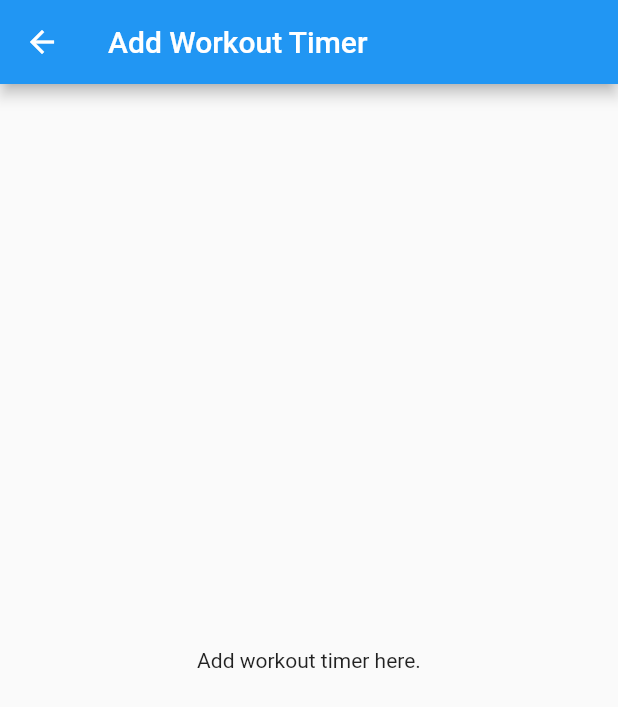
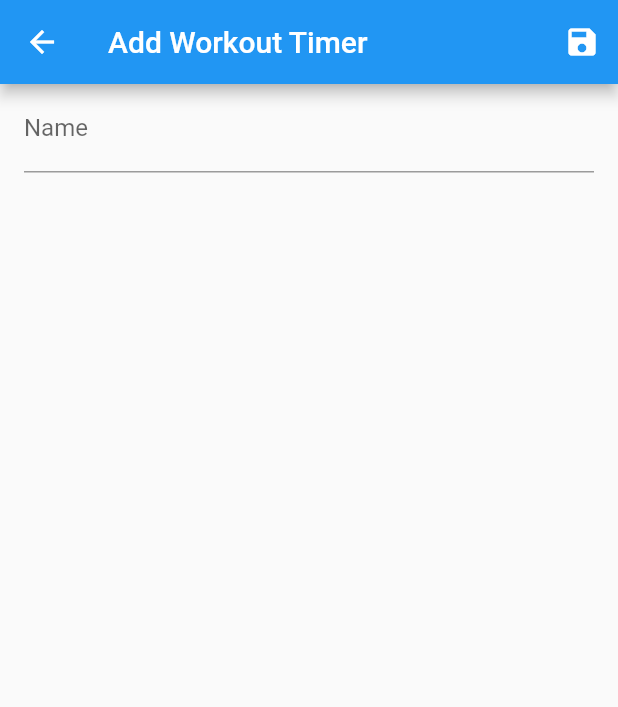
Before and after one commit to rodwanb/workout_timer, a Flutter app: the screen it shows after launch, after a tap on the "add" icon, on a phone screen of 412 x 824 dp. Shown: the top 707 px of the screen. Run offline on Flutter 3.47's test engine with Material 2 defaults, Android fonts, the phone set to English and light mode, and no system bars.

Commit message:
Added initial navigation between workout add and edit

```diff
--- a/lib/main.dart
+++ b/lib/main.dart
@@ -1,5 +1,7 @@
 import 'package:flutter/material.dart';
 import 'package:provider/provider.dart';
+import 'package:workouttimer/models/workout_timer.dart';
+import 'package:workouttimer/models/workout_timers.dart';
 import 'package:workouttimer/screens/add_edit_workout_timer.dart';
 import 'package:workouttimer/screens/home_screen.dart';
 import 'package:workouttimer/screens/play_workout_screen.dart';
@@ -11,8 +13,20 @@ void main() => runApp(MyApp());
 class MyApp extends StatelessWidget {
   @override
   Widget build(BuildContext context) {
-    return ChangeNotifierProvider(
-      create: (context) => Time(),
+    return MultiProvider(
+      providers: [
+        ChangeNotifierProvider(
+          create: (context) => WorkoutTimers([
+            WorkoutTimer(
+              id: UniqueKey().toString(),
+              name: 'Sample Workout Timer',
+            )
+          ]),
+        ),
+        ChangeNotifierProvider(
+          create: (context) => Time(),
+        ),
+      ],
       child: MaterialApp(
         title: 'Flutter Demo',
         theme: ThemeData(
--- /dev/null
+++ b/lib/models/workout_timer.dart
@@ -0,0 +1,21 @@
+import 'package:flutter/material.dart';
+
+class WorkoutTimer with ChangeNotifier {
+  final String id;
+  final String name;
+
+  WorkoutTimer({
+    this.id,
+    this.name,
+  });
+
+  WorkoutTimer copy({
+    id,
+    name,
+  }) {
+    return WorkoutTimer(
+      id: id ?? this.id,
+      name: name ?? this.name,
+    );
+  }
+}
--- /dev/null
+++ b/lib/models/workout_timers.dart
@@ -0,0 +1,29 @@
+import 'package:flutter/material.dart';
+import 'package:workouttimer/models/workout_timer.dart';
+
+class WorkoutTimers extends ChangeNotifier {
+  List<WorkoutTimer> _items = [];
+
+  WorkoutTimers(this._items);
+
+  List<WorkoutTimer> get items {
+    return _items.toList();
+  }
+
+  WorkoutTimer findById(String id) {
+    return _items.firstWhere((timer) => timer.id == id);
+  }
+
+  void add(WorkoutTimer timer) {
+    _items.add(timer.copy(id: UniqueKey().toString()));
+    notifyListeners();
+  }
+
+  void update(String id, WorkoutTimer timer) {
+    final index = _items.indexWhere((timer) => timer.id == id);
+    if (index >= 0) {
+      _items[index] = timer;
+      notifyListeners();
+    }
+  }
+}
--- a/lib/screens/add_edit_workout_timer.dart
+++ b/lib/screens/add_edit_workout_timer.dart
@@ -1,15 +1,97 @@
 import 'package:flutter/material.dart';
+import 'package:provider/provider.dart';
+import 'package:workouttimer/models/workout_timer.dart';
+import 'package:workouttimer/models/workout_timers.dart';
 
-class AddEditWorkoutTimer extends StatelessWidget {
+class AddEditWorkoutTimer extends StatefulWidget {
   static const routeName = '/add-edit-workout-timer';
+
+  @override
+  _AddEditWorkoutTimerState createState() => _AddEditWorkoutTimerState();
+}
+
+class _AddEditWorkoutTimerState extends State<AddEditWorkoutTimer> {
+  final _form = GlobalKey<FormState>();
+  var _didInit = false;
+  var _editedWorkoutTimer = WorkoutTimer();
+  var _initValues = WorkoutTimer();
+
+  @override
+  void didChangeDependencies() {
+    super.didChangeDependencies();
+    if (_didInit) {
+      return;
+    }
+    _didInit = true;
+
+    final workoutTimerId = ModalRoute.of(context).settings.arguments as String;
+    if (workoutTimerId == null) {
+      return;
+    }
+
+    _editedWorkoutTimer =
+        Provider.of<WorkoutTimers>(context).findById(workoutTimerId);
+    _initValues = _editedWorkoutTimer.copy();
+  }
+
+  Future<void> _saveForm() async {
+    final isValid = _form.currentState.validate();
+    if (!isValid) {
+      return;
+    }
+    _form.currentState.save();
+    if (_editedWorkoutTimer.id == null) {
+      //add
+      Provider.of<WorkoutTimers>(context, listen: false).add(
+        _editedWorkoutTimer,
+      );
+    } else {
+      Provider.of<WorkoutTimers>(context, listen: false).update(
+        _editedWorkoutTimer.id,
+        _editedWorkoutTimer,
+      );
+    }
+    Navigator.of(context).pop();
+  }
+
   @override
   Widget build(BuildContext context) {
     return Scaffold(
       appBar: AppBar(
         title: Text("Add Workout Timer"),
+        actions: <Widget>[
+          IconButton(
+            icon: Icon(Icons.save),
+            onPressed: _saveForm,
+          )
+        ],
       ),
-      body: Center(
-        child: const Text('Add workout timer here.'),
+      body: Padding(
+        padding: const EdgeInsets.symmetric(horizontal: 16),
+        child: Form(
+          key: _form,
+          child: ListView(
+            children: <Widget>[
+              TextFormField(
+                initialValue: _initValues.name,
+                decoration: InputDecoration(labelText: 'Name'),
+                textInputAction: TextInputAction.next,
+                onFieldSubmitted: (value) {
+                  print('onFieldSubmitted: $value');
+                },
+                validator: (value) {
+                  if (value.isEmpty) {
+                    return 'Please provide a name';
+                  }
+                  return null;
+                },
+                onSaved: (value) {
+                  _editedWorkoutTimer = _editedWorkoutTimer.copy(name: value);
+                },
+              ),
+            ],
+          ),
+        ),
       ),
     );
   }
--- a/lib/screens/home_screen.dart
+++ b/lib/screens/home_screen.dart
@@ -1,6 +1,8 @@
 import 'package:flutter/material.dart';
+import 'package:provider/provider.dart';
+import 'package:workouttimer/models/workout_timers.dart';
 import 'package:workouttimer/screens/add_edit_workout_timer.dart';
-import 'package:workouttimer/screens/play_workout_screen.dart';
+import 'package:workouttimer/widgets/workout_timer_item.dart';
 
 class HomeScreen extends StatelessWidget {
   @override
@@ -18,33 +20,19 @@ class HomeScreen extends StatelessWidget {
         ],
       ),
       body: Container(
-          child: false
+        child: Consumer<WorkoutTimers>(
+          builder: (context, workoutTimers, child) => workoutTimers
+                  .items.isEmpty
               ? Center(child: const Text("Empty"))
               : ListView.builder(
-                  itemCount: 1,
-                  itemBuilder: (context, index) => Padding(
-                    padding: const EdgeInsets.all(8.0),
-                    child: Card(
-                      elevation: 3,
-                      child: ListTile(
-                        leading: CircleAvatar(
-                          child: FittedBox(
-                            child: Padding(
-                              padding: const EdgeInsets.all(8.0),
-                              child: Text('30:00'),
-                            ),
-                          ),
-                        ),
-                        title: Text('BBR - Week 1 & 2'),
-                        subtitle: Text('HIIT'),
-                        onTap: () {
-                          Navigator.of(context)
-                              .pushNamed(PlayWorkoutScreen.routeName);
-                        },
+                  itemCount: workoutTimers.items.length,
+                  itemBuilder: (context, index) => ChangeNotifierProvider.value(
+                    value: workoutTimers.items[index],
+                    child: WorkoutTimerItem(),
                   ),
                 ),
         ),
       ),
-        ));
+    );
   }
 }
--- /dev/null
+++ b/lib/widgets/workout_timer_item.dart
@@ -0,0 +1,40 @@
+import 'package:flutter/material.dart';
+import 'package:provider/provider.dart';
+import 'package:workouttimer/models/workout_timer.dart';
+import 'package:workouttimer/screens/add_edit_workout_timer.dart';
+
+class WorkoutTimerItem extends StatelessWidget {
+  const WorkoutTimerItem();
+
+  @override
+  Widget build(BuildContext context) {
+    return Consumer<WorkoutTimer>(
+      builder: (context, workoutTimer, child) => Padding(
+        padding: const EdgeInsets.symmetric(horizontal: 8.0, vertical: 2.0),
+        child: Card(
+          elevation: 3,
+          child: ListTile(
+            leading: CircleAvatar(
+              child: FittedBox(
+                child: Padding(
+                  padding: const EdgeInsets.all(8.0),
+                  child: Text('30:00'),
+                ),
+              ),
+            ),
+            title: Text(workoutTimer.name),
+            subtitle: Text('HIIT'),
+            onTap: () {
+//            Navigator.of(context)
+//                .pushNamed(PlayWorkoutScreen.routeName);
+              Navigator.of(context).pushNamed(
+                AddEditWorkoutTimer.routeName,
+                arguments: workoutTimer.id,
+              );
+            },
+          ),
+        ),
+      ),
+    );
+  }
+}
```
Lines whose indentation alone changed are shown as unchanged.
